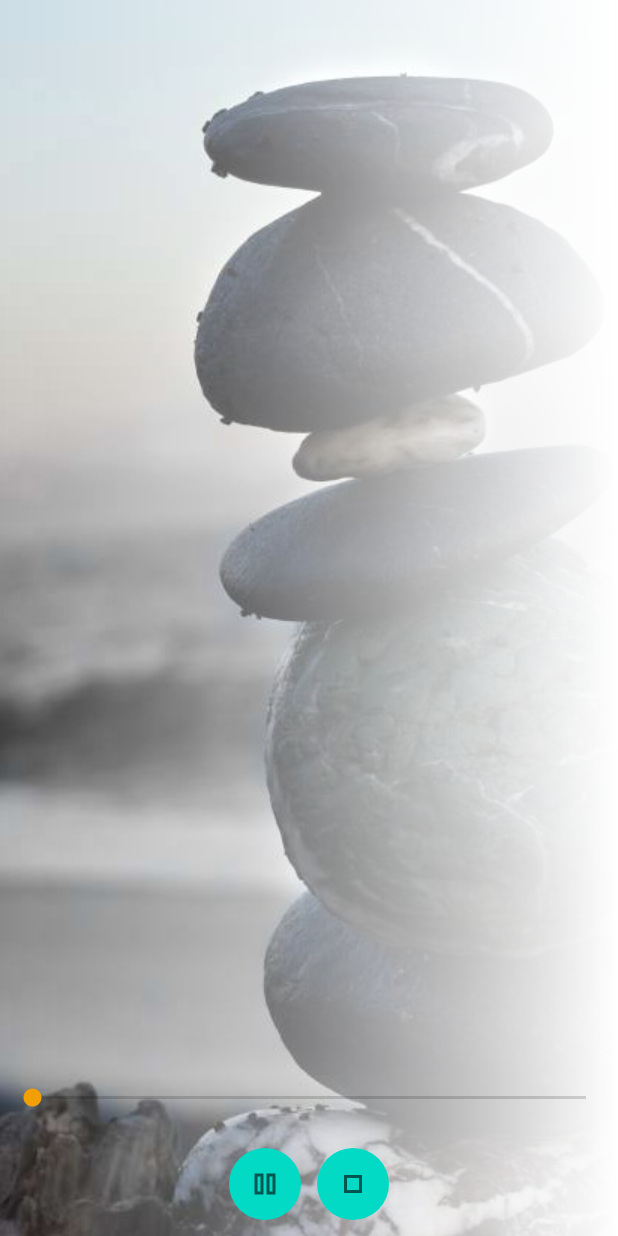
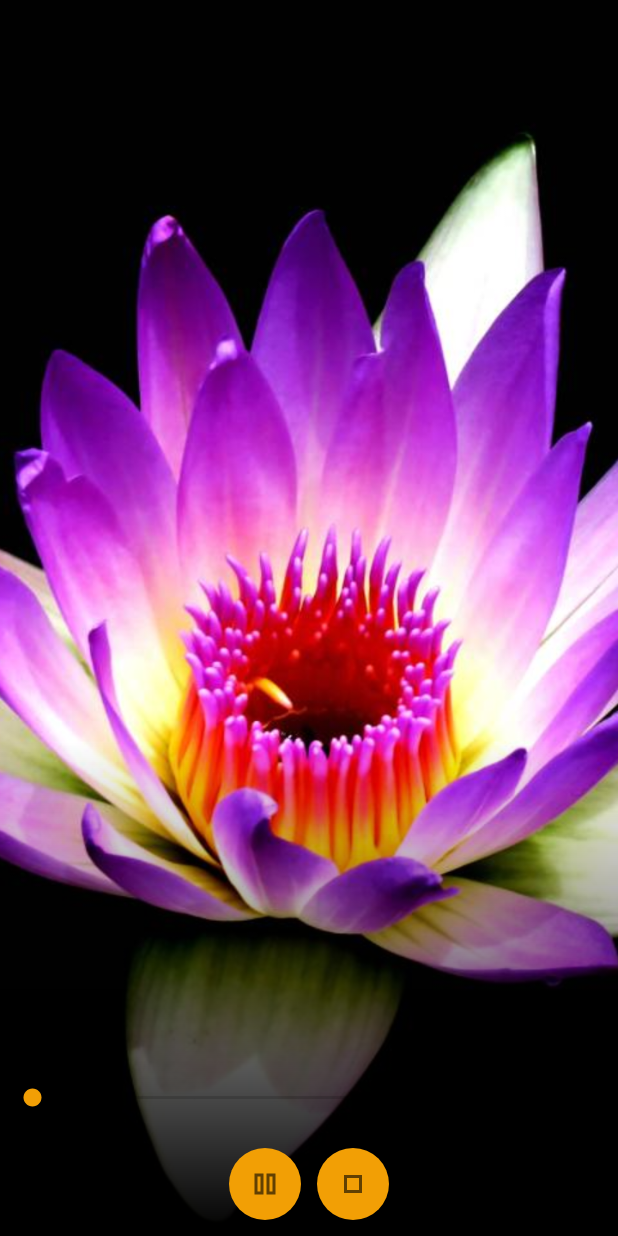
Before and after one commit to vbresan/MindfulnessMeditation, an Android app: the PlayerActivity screen opened directly, with no data from a screen before it, on a phone screen of 412 x 824 dp. Run offline under Robolectric (Android 15) with nearby library versions, the phone set to English and light mode, and no system bars; 1 statement that could not run was skipped.

Commit message:
Player activity design update

```diff
--- a/app/src/main/res/drawable/player_background.xml
+++ b/app/src/main/res/drawable/player_background.xml
@@ -9,9 +9,11 @@
     <item>
         <shape android:shape="rectangle">
             <gradient
-                android:startColor="#006586F0"
-                android:endColor="#FFFFFFFF"
-                android:angle="0"
+                android:startColor="#00000000"
+                android:centerColor="#00000000"
+                android:endColor="#FF000000"
+                android:angle="270"
+                android:centerY="0.6"
             />
         </shape>
     </item>
--- a/app/src/main/res/drawable/rounded_button.xml
+++ b/app/src/main/res/drawable/rounded_button.xml
@@ -3,7 +3,5 @@
     xmlns:android="http://schemas.android.com/apk/res/android"
     android:shape="oval"
     >
-
-    <solid android:color="@color/design_default_color_secondary"/>
-
+    <solid android:color="@color/accent"/>
 </shape>
--- a/app/src/main/res/layout/activity_main.xml
+++ b/app/src/main/res/layout/activity_main.xml
@@ -45,7 +45,7 @@
                     android:layout_gravity="center"
                     android:scaleType="centerInside"
                     app:srcCompat="@drawable/ic_streak"
-                    android:contentDescription="@string/ContentDescriptionStreakIcon"
+                    android:contentDescription="@string/StreakIcon"
                 />
 
                 <TextView
@@ -83,7 +83,7 @@
                     android:layout_gravity="center"
                     android:scaleType="centerInside"
                     app:srcCompat="@drawable/ic_karma"
-                    android:contentDescription="@string/ContentDescriptionKarmaIcon"
+                    android:contentDescription="@string/KarmaIcon"
                 />
 
                 <TextView
--- a/app/src/main/res/layout/activity_player.xml
+++ b/app/src/main/res/layout/activity_player.xml
@@ -1,12 +1,26 @@
 <?xml version="1.0" encoding="utf-8"?>
-<LinearLayout xmlns:android="http://schemas.android.com/apk/res/android"
-    android:id="@+id/linearLayoutPlayer"
+<FrameLayout
+    xmlns:android="http://schemas.android.com/apk/res/android"
+    xmlns:tools="http://schemas.android.com/tools"
     android:layout_width="match_parent"
     android:layout_height="match_parent"
+    >
+
+    <ImageView
+        android:layout_width="match_parent"
+        android:layout_height="match_parent"
+        android:src="@drawable/player_background"
+        android:scaleType="centerCrop"
+        android:importantForAccessibility="no"
+    />
+
+    <LinearLayout
+        android:layout_width="match_parent"
+        android:layout_height="wrap_content"
+        android:layout_gravity="bottom"
         android:gravity="bottom|center_horizontal"
         android:orientation="vertical"
         android:padding="5dp"
-    android:background="@drawable/player_background"
         >
 
         <TextView
@@ -14,19 +28,26 @@
             android:layout_width="wrap_content"
             android:layout_height="wrap_content"
             android:padding="5dp"
-        android:textAppearance="?android:attr/textAppearanceLarge" />
+            android:textAppearance="?android:attr/textAppearanceLarge"
+            android:textColor="@color/accent"
+        />
 
         <TextView
             android:id="@+id/textViewAuthor"
             android:layout_width="wrap_content"
             android:layout_height="wrap_content"
             android:padding="5dp"
-        android:textAppearance="?android:attr/textAppearanceMedium" />
+            android:textAppearance="?android:attr/textAppearanceMedium"
+            android:textColor="@color/accent"
+        />
 
         <SeekBar
             android:id="@+id/seekBarProgress"
             android:layout_width="match_parent"
-        android:layout_height="wrap_content" />
+            android:layout_height="wrap_content"
+            android:thumbTint="@color/accent"
+            android:progressTint="@color/accent"
+        />
 
         <LinearLayout
             android:layout_width="match_parent"
@@ -37,21 +58,28 @@
                 android:id="@+id/textViewFromStart"
                 android:layout_width="wrap_content"
                 android:layout_height="wrap_content"
-            android:paddingStart="15dp" />
+                android:paddingStart="15dp"
+                android:textColor="@color/accent"
+                tools:ignore="RtlSymmetry"
+            />
 
             <TextView
                 android:id="@+id/textViewToEnd"
                 android:layout_width="match_parent"
                 android:layout_height="wrap_content"
                 android:gravity="end"
-            android:paddingEnd="15dp" />
+                android:paddingEnd="15dp"
+                android:textColor="@color/accent"
+                tools:ignore="RtlSymmetry"
+            />
 
         </LinearLayout>
 
         <LinearLayout
             android:layout_width="wrap_content"
             android:layout_height="wrap_content"
-        android:orientation="horizontal">
+            android:orientation="horizontal"
+            >
 
             <ImageButton
                 android:id="@+id/imageButtonPlayOrPause"
@@ -59,7 +87,9 @@
                 android:layout_height="48dp"
                 android:layout_margin="5dp"
                 android:background="@drawable/rounded_button"
-            android:src="@drawable/pause_24dp" />
+                android:src="@drawable/pause_24dp"
+                android:contentDescription="@string/ButtonPlayOrPause"
+            />
 
             <ImageButton
                 android:id="@+id/imageButtonStop"
@@ -67,8 +97,11 @@
                 android:layout_height="48dp"
                 android:layout_margin="5dp"
                 android:background="@drawable/rounded_button"
-            android:src="@drawable/stop_24dp" />
+                android:src="@drawable/stop_24dp"
+                android:contentDescription="@string/ButtonStop"
+            />
 
         </LinearLayout>
 
     </LinearLayout>
+</FrameLayout>
--- a/app/src/main/res/values/strings.xml
+++ b/app/src/main/res/values/strings.xml
@@ -33,7 +33,10 @@
 
     <string name="Credits1">Meditations are provided by and shared with permission of Dr. Rebecca Crane, Director of the <a href="https://www.bangor.ac.uk/mindfulness/">Centre for Mindfulness Research &amp; Practice at Bangor University</a>.</string>
 
-    <string name="ContentDescriptionKarmaIcon">Karma icon</string>
-    <string name="ContentDescriptionStreakIcon">Streak icon</string>
+    <!-- Content descriptions for accessibility -->
+    <string name="KarmaIcon">Karma icon</string>
+    <string name="StreakIcon">Streak icon</string>
+    <string name="ButtonPlayOrPause">Button play or pause</string>
+    <string name="ButtonStop">Button stop</string>
 
 </resources>
```
Also changed, not shown: app/src/main/res/drawable/player_background_image.jpg. Lines whose indentation alone changed are shown as unchanged.
